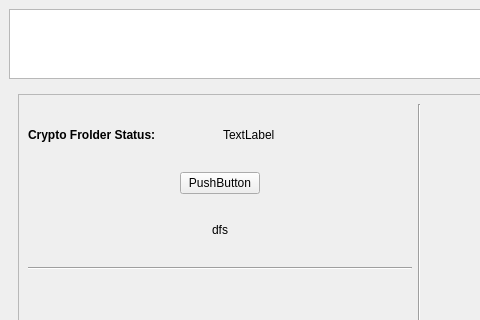
pcloudcom/psyncgui, file pcloudwindow.ui: the form before one commit; both pictures show x 0 to 480 and y 0 to 320 of the 838 by 507 pixel window.
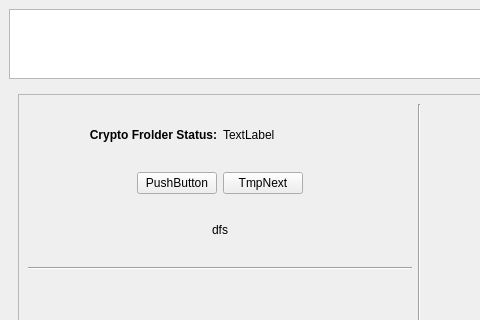
The form after the commit. The open tabs and pages were chosen to show the change. Icons and pictures are not drawn.

The edit to the form file:
```diff
--- a/pcloudwindow.ui
+++ b/pcloudwindow.ui
@@ -1667,6 +1667,9 @@
                        <property name="text">
                         <string>&lt;html&gt;&lt;head/&gt;&lt;body&gt;&lt;p&gt;&lt;span style=&quot; font-weight:600;&quot;&gt;Crypto Frolder Status:&lt;/span&gt;&lt;/p&gt;&lt;/body&gt;&lt;/html&gt;</string>
                        </property>
+                       <property name="alignment">
+                        <set>Qt::AlignRight|Qt::AlignTrailing|Qt::AlignVCenter</set>
+                       </property>
                       </widget>
                      </item>
                      <item>
@@ -1700,6 +1703,13 @@
                        </property>
                       </widget>
                      </item>
+                     <item>
+                      <widget class="QPushButton" name="btnNextTest3">
+                       <property name="text">
+                        <string>TmpNext</string>
+                       </property>
+                      </widget>
+                     </item>
                      <item>
                       <spacer name="horizontalSpacer_31">
                        <property name="orientation">
```
Left out of the diff: 89 changed lines with no effect on the pictures.
